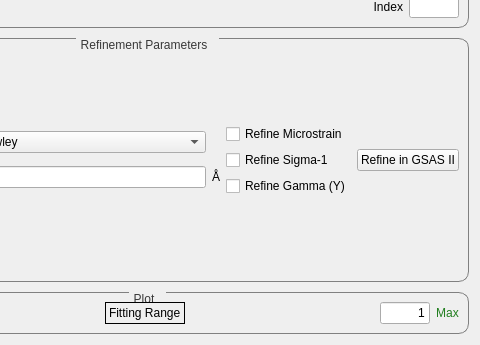
The window that qt/python/mantidqtinterfaces/mantidqtinterfaces/Engineering/gui/engineering_diffraction/tabs/gsas2/gsas2_tab.ui (AmbaPant/mantid) describes before a commit, drawn with Qt 5; both pictures show x 188 to 668 and y 259 to 604 of the 668 by 604 pixel window.
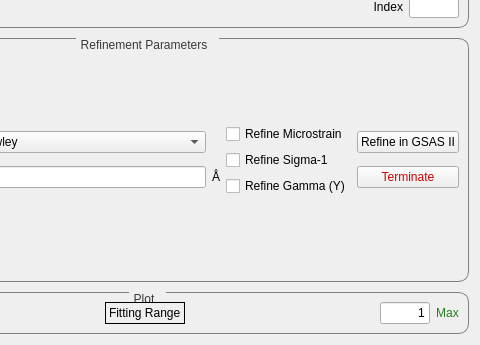
The same window after the commit. Custom widgets are drawn as their Qt base class.

Commit message: Try to add terminate button

The edit to the form file:
```diff
--- a/qt/python/mantidqtinterfaces/mantidqtinterfaces/Engineering/gui/engineering_diffraction/tabs/gsas2/gsas2_tab.ui
+++ b/qt/python/mantidqtinterfaces/mantidqtinterfaces/Engineering/gui/engineering_diffraction/tabs/gsas2/gsas2_tab.ui
@@ -329,14 +329,122 @@
            </layout>
           </item>
           <item row="0" column="2">
-           <widget class="QPushButton" name="refine_button">
-            <property name="enabled">
-             <bool>true</bool>
+           <layout class="QGridLayout" name="gridLayout_25">
+            <property name="sizeConstraint">
+             <enum>QLayout::SetDefaultConstraint</enum>
             </property>
-            <property name="text">
-             <string>Refine in GSAS II</string>
-            </property>
-           </widget>
+            <item row="1" column="0">
+             <widget class="QPushButton" name="terminate_button">
+              <property name="enabled">
+               <bool>true</bool>
+              </property>
+              <property name="palette">
+               <palette>
+                <active>
+                 <colorrole role="WindowText">
+                  <brush brushstyle="SolidPattern">
+                   <color alpha="255">
+                    <red>0</red>
+                    <green>0</green>
+                    <blue>0</blue>
+                   </color>
+                  </brush>
+                 </colorrole>
+                 <colorrole role="Text">
+                  <brush brushstyle="SolidPattern">
+                   <color alpha="255">
+                    <red>0</red>
+                    <green>0</green>
+                    <blue>0</blue>
+                   </color>
+                  </brush>
+                 </colorrole>
+                 <colorrole role="ButtonText">
+                  <brush brushstyle="SolidPattern">
+                   <color alpha="255">
+                    <red>204</red>
+                    <green>0</green>
+                    <blue>0</blue>
+                   </color>
+                  </brush>
+                 </colorrole>
+                </active>
+                <inactive>
+                 <colorrole role="WindowText">
+                  <brush brushstyle="SolidPattern">
+                   <color alpha="255">
+                    <red>0</red>
+                    <green>0</green>
+                    <blue>0</blue>
+                   </color>
+                  </brush>
+                 </colorrole>
+                 <colorrole role="Text">
+                  <brush brushstyle="SolidPattern">
+                   <color alpha="255">
+                    <red>0</red>
+                    <green>0</green>
+                    <blue>0</blue>
+                   </color>
+                  </brush>
+                 </colorrole>
+                 <colorrole role="ButtonText">
+                  <brush brushstyle="SolidPattern">
+                   <color alpha="255">
+                    <red>204</red>
+                    <green>0</green>
+                    <blue>0</blue>
+                   </color>
+                  </brush>
+                 </colorrole>
+                </inactive>
+                <disabled>
+                 <colorrole role="WindowText">
+                  <brush brushstyle="SolidPattern">
+                   <color alpha="255">
+                    <red>190</red>
+                    <green>190</green>
+                    <blue>190</blue>
+                   </color>
+                  </brush>
+                 </colorrole>
+                 <colorrole role="Text">
+                  <brush brushstyle="SolidPattern">
+                   <color alpha="255">
+                    <red>190</red>
+                    <green>190</green>
+                    <blue>190</blue>
+                   </color>
+                  </brush>
+                 </colorrole>
+                 <colorrole role="ButtonText">
+                  <brush brushstyle="SolidPattern">
+                   <color alpha="255">
+                    <red>190</red>
+                    <green>190</green>
+                    <blue>190</blue>
+                   </color>
+                  </brush>
+                 </colorrole>
+                </disabled>
+               </palette>
+              </property>
+              <property name="text">
+               <string>Terminate</string>
+              </property>
+             </widget>
+            </item>
+            <item row="0" column="0">
+             <widget class="QPushButton" name="refine_button">
+              <property name="enabled">
+               <bool>true</bool>
+              </property>
+              <property name="text">
+               <string>Refine in GSAS II</string>
+              </property>
+             </widget>
+            </item>
+           </layout>
           </item>
          </layout>
         </item>
```
The commit also changes 3 other files.
